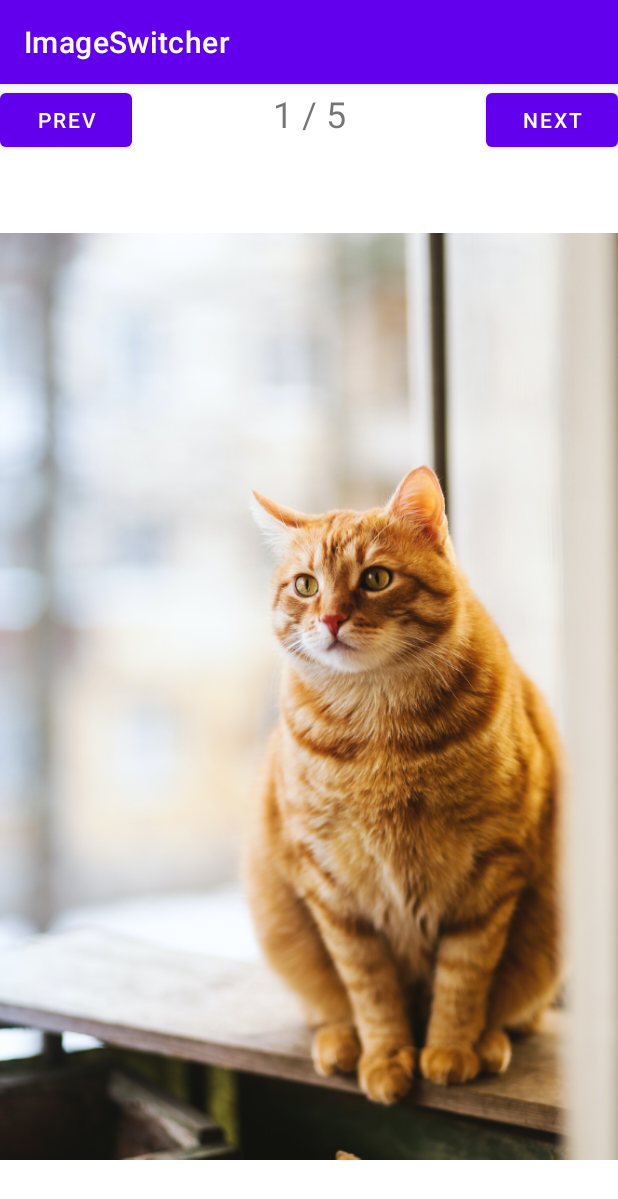
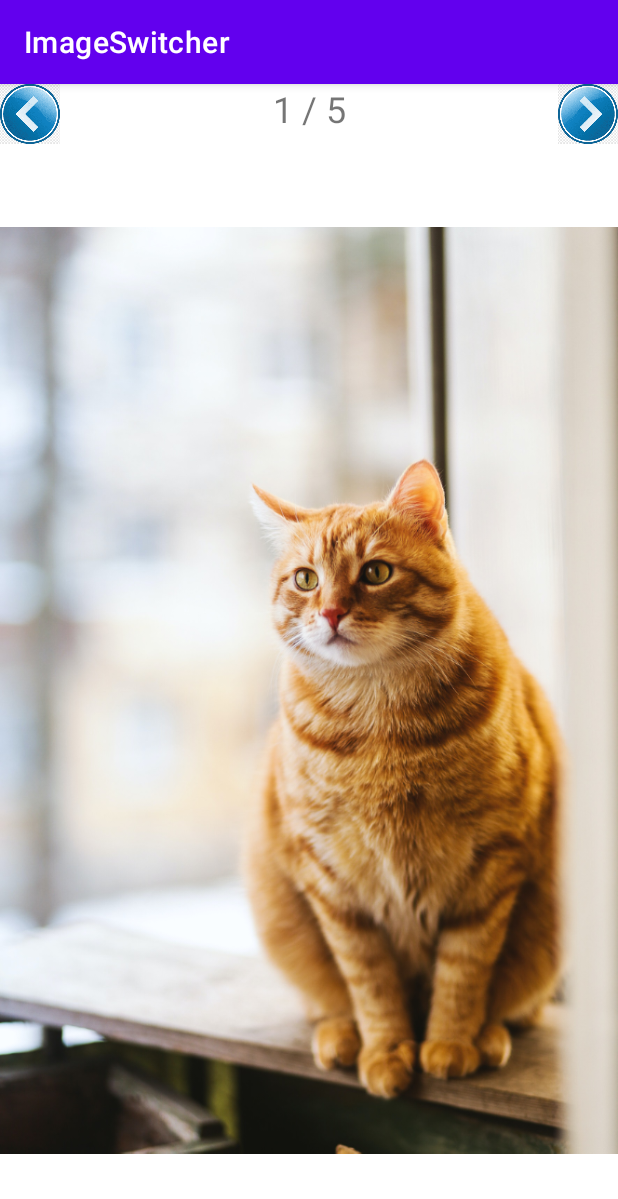
Before and after one commit to scgyong-kpu/spgp_2023, an Android app: the screen it shows after launch (MainActivity), on a phone screen of 412 x 824 dp. Shown: the top 1199 px of the screen. Run offline under Robolectric (Android 15) with nearby library versions, the phone set to English and light mode, and no system bars.

Commit message:
Prev/Next 버튼에 이미지 사용.

```diff
--- a/a02/ImageSwitcher2/app/src/main/java/kr/ac/tukorea/ge/sgp02/s12345678/imageswitcher/MainActivity.java
+++ b/a02/ImageSwitcher2/app/src/main/java/kr/ac/tukorea/ge/sgp02/s12345678/imageswitcher/MainActivity.java
@@ -6,6 +6,7 @@ import android.os.Bundle;
 import android.util.Log;
 import android.view.View;
 import android.widget.Button;
+import android.widget.ImageButton;
 import android.widget.ImageView;
 import android.widget.TextView;
 
@@ -15,7 +16,7 @@ public class MainActivity extends AppCompatActivity {
 
     private ImageView mainImageView;
     private TextView pageTextView;
-    private Button prevButton, nextButton;
+    private ImageButton prevButton, nextButton;
 
     private int page;
 
--- a/a02/ImageSwitcher2/app/src/main/res/layout/activity_main.xml
+++ b/a02/ImageSwitcher2/app/src/main/res/layout/activity_main.xml
@@ -12,11 +12,11 @@
         android:layout_width="match_parent"
         android:layout_height="wrap_content"
         >
-        <Button
+        <ImageButton
+            android:background="@mipmap/prev"
             android:id="@+id/prevButton"
-            android:layout_width="wrap_content"
-            android:layout_height="wrap_content"
-            android:text="Prev"
+            android:layout_width="40dp"
+            android:layout_height="40dp"
             android:onClick="onBtnPrev"
             />
         <TextView
@@ -28,11 +28,11 @@
             android:text="1 / 5"
             android:textSize="24sp"
             />
-        <Button
+        <ImageButton
+            android:background="@mipmap/next"
             android:id="@+id/nextButton"
-            android:layout_width="wrap_content"
-            android:layout_height="wrap_content"
-            android:text="Next"
+            android:layout_width="40dp"
+            android:layout_height="40dp"
             android:onClick="onBtnNext"
             />
     </LinearLayout>
```
Also changed, not shown: a02/ImageSwitcher2/app/src/main/res/mipmap-xxxhdpi/next.png (added), a02/ImageSwitcher2/app/src/main/res/mipmap-xxxhdpi/next_d.png (added), a02/ImageSwitcher2/app/src/main/res/mipmap-xxxhdpi/next_p.png (added), a02/ImageSwitcher2/app/src/main/res/mipmap-xxxhdpi/prev.png (added), a02/ImageSwitcher2/app/src/main/res/mipmap-xxxhdpi/prev_d.png (added), a02/ImageSwitcher2/app/src/main/res/mipmap-xxxhdpi/prev_p.png (added).
